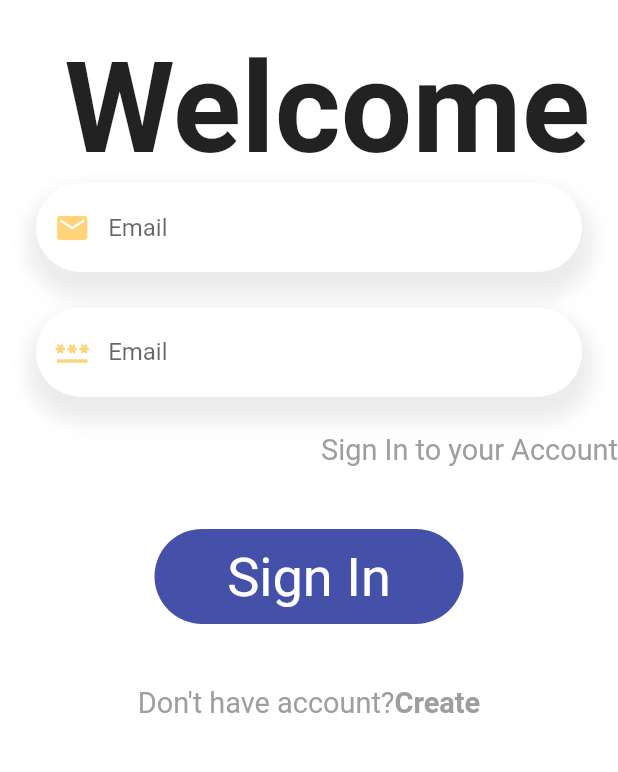
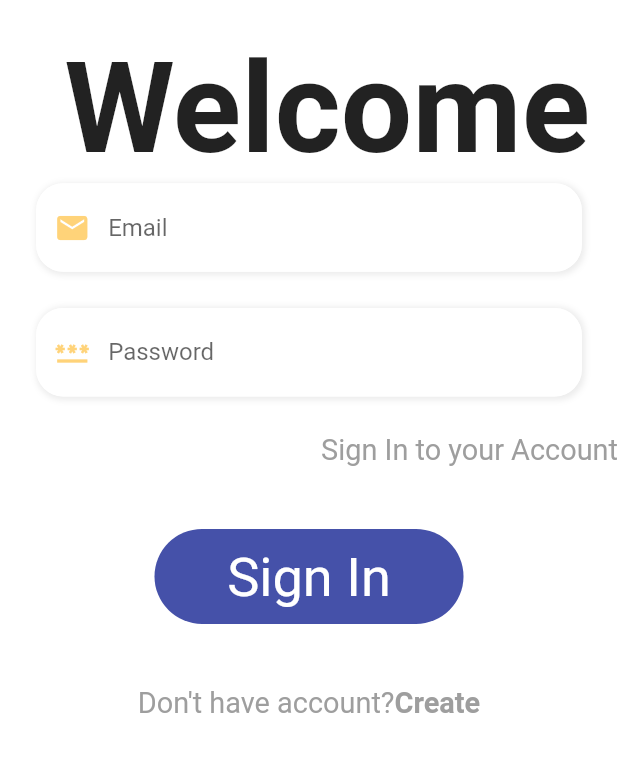
Before and after one commit to Vatkakeko/flutterproject, a Flutter app: the SignInPage screen opened directly, on a phone screen of 412 x 824 dp, the part 336-1108 px from its top. Run offline on Flutter 3.47's test engine with Material 2 defaults, Android fonts, the phone set to English and light mode, and no system bars; our stand-ins replace dots_indicator, get, shared_preferences; missing offline and left inert: dart:ffi; accounts and stored records are empty; network calls fail; project files that could hold a hidden picture were left out.

Commit message:
continue from 11:00:00

```diff
--- a/lib/Pages/auth/sign_in_page.dart
+++ b/lib/Pages/auth/sign_in_page.dart
@@ -1,11 +1,15 @@
 import 'package:flutter/gestures.dart';
 import 'package:flutter/material.dart';
 import 'package:food_delivery_app/Pages/auth/signup_page.dart';
+import 'package:food_delivery_app/routes/route_helper.dart';
 import 'package:food_delivery_app/utils/colors.dart';
 import 'package:food_delivery_app/utils/dimensions.dart';
 import 'package:food_delivery_app/widgets/app_text_field.dart';
 import 'package:food_delivery_app/widgets/big_text.dart';
 import 'package:get/get.dart';
+
+import '../../base/show_custom_snackbar.dart';
+import '../../controller/auth_controller.dart';
 
 class SignInPage extends StatelessWidget {
   const SignInPage({super.key});
@@ -14,12 +18,38 @@ class SignInPage extends StatelessWidget {
   Widget build(BuildContext context) {
     var emailController = TextEditingController();
     var passwordController = TextEditingController();
-    var nameController = TextEditingController();
-    var phoneController = TextEditingController();
+    //var nameController = TextEditingController();
+    //var phoneController = TextEditingController();
+     void _login(AuthController authController) {
 
+      String email = emailController.text.trim();
+      String password = passwordController.text.trim();
+
+      if (email.isEmpty) {
+        showCustomSnackBar("Type in Your Email address", title: "Email");
+      } else if (!GetUtils.isEmail(email)) {
+        showCustomSnackBar("Type in a valid email address",
+            title: "valid Email address");
+      } else if (password.isEmpty) {
+        showCustomSnackBar("Type in Your Password", title: "Password");
+      } else if (password.length < 6) {
+        showCustomSnackBar("Password cannot be less than six characters",
+            title: "Password");
+      } else {
+
+        authController.login(email,password).then((status) {
+          if (status.isSuccess) {
+            Get.toNamed(RouteHelper.getInitial());
+          } else {
+            showCustomSnackBar(status.message);
+          }
+        });
+      }
+    }
     return Scaffold(
       backgroundColor: Colors.white,
-      body: SingleChildScrollView(
+      body: GetBuilder<AuthController>(builder: (authController){
+        return SingleChildScrollView(
         physics: BouncingScrollPhysics(),
         child: Column(
           children: [
@@ -59,8 +89,8 @@ class SignInPage extends StatelessWidget {
             ),
             AppTextField(
               textEditingController: passwordController,
-              hintText: "Email",
-              icon: Icons.password_sharp,
+              hintText: "Password",
+              icon: Icons.password_sharp,isObscure: true,
             ),
             SizedBox(
               height: Dimension.height20,
@@ -81,6 +111,11 @@ class SignInPage extends StatelessWidget {
             SizedBox(
               height: Dimension.screenHeight * 0.05,
             ),
+            GestureDetector(
+              onTap: (){
+                _login(authController);
+              },
+            child:
             Container(
               width: Dimension.screenWidth / 2,
               height: Dimension.screenHeight / 13,
@@ -95,6 +130,7 @@ class SignInPage extends StatelessWidget {
                   color: Colors.white,
                 ),
               ),
+            ),
             ),
             SizedBox(
               height: Dimension.screenHeight * 0.05,
@@ -120,7 +156,10 @@ class SignInPage extends StatelessWidget {
             )
           ],
         ),
-      ),
-    );
+      );
+
+      })
+      );
+
   }
 }
--- a/lib/Pages/auth/signup_page.dart
+++ b/lib/Pages/auth/signup_page.dart
@@ -95,15 +95,15 @@ class SignUpPage extends StatelessWidget {
                       ),
                       AppTextField(
                         textEditingController: passwordController,
-                        hintText: "Email",
-                        icon: Icons.password_sharp,
+                        hintText: "Password",
+                        icon: Icons.password_sharp,isObscure: true,
                       ),
                       SizedBox(
                         height: Dimension.height20,
                       ),
                       AppTextField(
                         textEditingController: nameController,
-                        hintText: "Email",
+                        hintText: "Name",
                         icon: Icons.person,
                       ),
                       SizedBox(
@@ -111,7 +111,7 @@ class SignUpPage extends StatelessWidget {
                       ),
                       AppTextField(
                         textEditingController: phoneController,
-                        hintText: "Email",
+                        hintText: "Phone",
                         icon: Icons.phone,
                       ),
                       SizedBox(
--- a/lib/Pages/home/home_page.dart
+++ b/lib/Pages/home/home_page.dart
@@ -5,6 +5,8 @@ import 'package:food_delivery_app/Pages/auth/signup_page.dart';
 import 'package:food_delivery_app/Pages/cart/cart_history.dart';
 import 'package:food_delivery_app/Pages/home/main_food_page.dart';
 import 'package:food_delivery_app/utils/colors.dart';
+
+import '../auth/sign_in_page.dart';
 
 class HomePage extends StatefulWidget {
   const HomePage({super.key});
@@ -17,7 +19,7 @@ class _HomePageState extends State<HomePage> {
   int _selectedIndex = 0;
   List pages = [
     MainFoodPage(),
-    SignUpPage(),
+    Container(child: Text("History Page"),),
     CartHistory(),
     AccountPage(),
   ];
--- a/lib/controller/cart_controller.dart
+++ b/lib/controller/cart_controller.dart
@@ -133,4 +133,8 @@ class CartController extends GetxController {
     cartRepo.addToCartList(getItems);
     update();
   }
+  void clearCartHistory(){
+    cartRepo.clearCartHistory();
+    update();
+  }
 }
--- a/lib/data/repository/cart_repo.dart
+++ b/lib/data/repository/cart_repo.dart
@@ -72,4 +72,9 @@ class CartRepo{
          cart=[];
          sharedPreferences.remove(AppConstants.CART_LIST);
     }
+    void clearCartHistory(){
+      removeCart();
+      cartHistory=[];
+      sharedPreferences.remove(AppConstants.CART_HISTORY_LIST);
+    }
 }
--- a/lib/routes/route_helper.dart
+++ b/lib/routes/route_helper.dart
@@ -1,3 +1,4 @@
+import 'package:food_delivery_app/Pages/auth/sign_in_page.dart';
 import 'package:food_delivery_app/Pages/cart/cart_page.dart';
 import 'package:food_delivery_app/Pages/food/popular.food.detail.dart';
 import 'package:food_delivery_app/Pages/food/recommended_food_detail.dart';
@@ -12,6 +13,7 @@ class RouteHelper {
   static const String popularFood = "/popular-food";
   static const String recommendedFood = "/recommended-food";
   static const String cartPage = "/card-page";
+  static const String signIn = "/sign-in";
 
   static String getSplashPage()=>'$splashPage';
   static String getInitial() => '$initial';
@@ -21,10 +23,18 @@ class RouteHelper {
       '$recommendedFood?pageId=$pageId&page=$page';
 
   static String getCardPage() => "$cartPage";
+    static String getSignInPage() => "$signIn";
+
 
   static List<GetPage> routes = [
     GetPage(name: splashPage, page: ()=>SplashScreen()),
     GetPage(name: initial, page: () => HomePage()),
+    GetPage(
+        name: signIn,
+        page: () {
+          return SignInPage();
+        },
+        transition: Transition.fade),
     GetPage(
         name: popularFood,
         page: () {
--- a/lib/widgets/app_text_field.dart
+++ b/lib/widgets/app_text_field.dart
@@ -5,11 +5,13 @@ import 'package:food_delivery_app/utils/dimensions.dart';
 class AppTextField extends StatelessWidget {
   final TextEditingController textEditingController;
   final String hintText;
+  bool isObscure;
   final IconData icon;
-  const AppTextField(
+  AppTextField(
       {super.key,
       required this.textEditingController,
       required this.hintText,
+      this.isObscure=false,
       required this.icon});
 
   @override
@@ -18,30 +20,31 @@ class AppTextField extends StatelessWidget {
       margin:
           EdgeInsets.only(left: Dimension.height20, right: Dimension.height20),
       decoration: BoxDecoration(
-          borderRadius: BorderRadius.circular(Dimension.radius30),
+          borderRadius: BorderRadius.circular(Dimension.radius15),
           color: Colors.white,
           boxShadow: [
             BoxShadow(
-              blurRadius: 10,
-              spreadRadius: 7,
-              offset: Offset(1, 10),
+              blurRadius: 3,
+              spreadRadius: 1,
+              offset: Offset(1, 1),
               color: Colors.grey.withOpacity(0.2),
             )
           ]),
       child: TextField(
+        obscureText: isObscure?true:false,
         controller: textEditingController,
         decoration: InputDecoration(
           hintText: hintText,
           prefixIcon: Icon(icon, color: AppColors.yellowColor),
           focusedBorder: OutlineInputBorder(
-            borderRadius: BorderRadius.circular(Dimension.radius30),
+            borderRadius: BorderRadius.circular(Dimension.radius15),
             borderSide: BorderSide(width: 1, color: Colors.white),
           ),
           enabledBorder: OutlineInputBorder(
-              borderRadius: BorderRadius.circular(Dimension.radius30),
+              borderRadius: BorderRadius.circular(Dimension.radius15),
               borderSide: BorderSide(width: 1, color: Colors.white)),
           border: OutlineInputBorder(
-            borderRadius: BorderRadius.circular(Dimension.radius30),
+            borderRadius: BorderRadius.circular(Dimension.radius15),
           ),
         ),
       ),
```
Also changed, not shown: lib/Pages/account/account_page.dart (+39 -5 lines), lib/Pages/cart/cart_page.dart (+7 -1 lines), lib/controller/auth_controller.dart (+25 -0 lines), lib/data/repository/auth_repo.dart (+28 -1 lines), lib/utils/app_constant.dart (+5 -2 lines), 1 other file.
